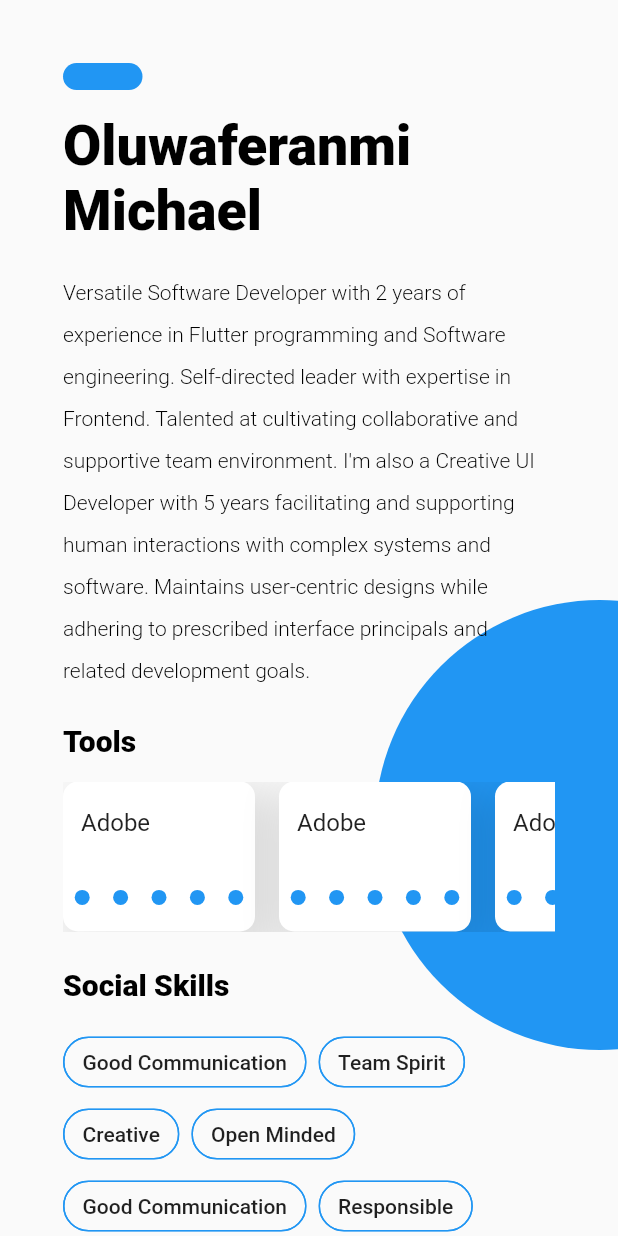
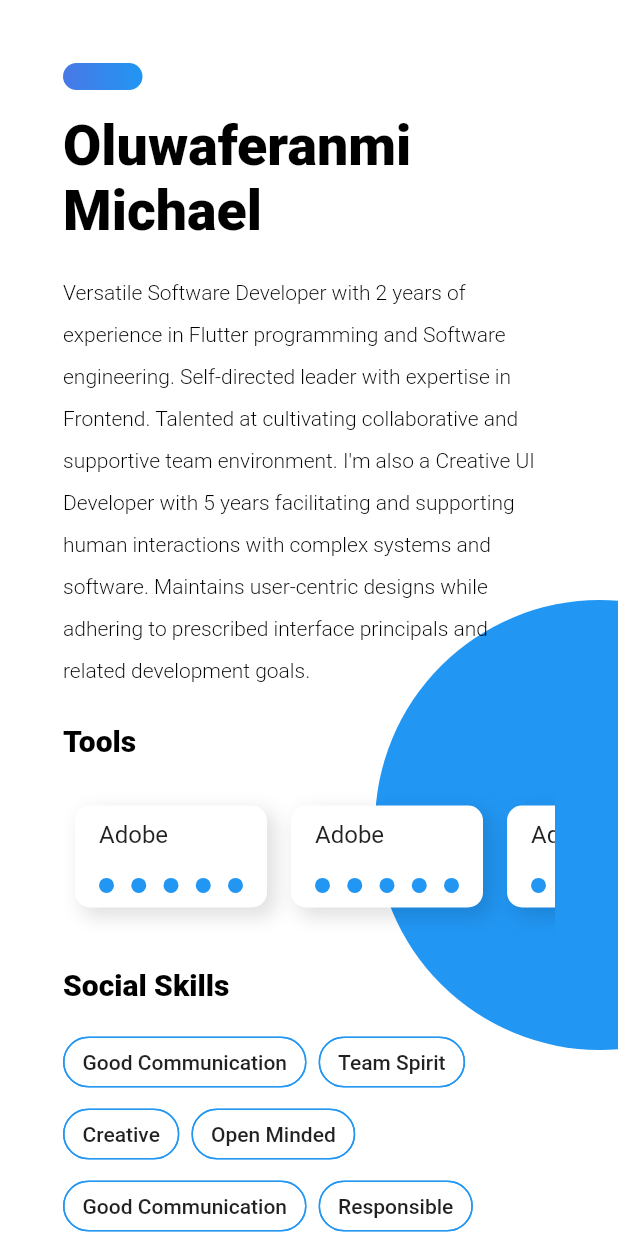
Before and after one commit to Oluwaferanmi-Michael/portfoilio, a Flutter app: the screen it shows after launch, on a phone screen of 412 x 824 dp. Run offline on Flutter 3.47's test engine with Material 2 defaults, Android fonts, the phone set to English and light mode, and no system bars.

```diff
--- a/portfolio/lib/main.dart
+++ b/portfolio/lib/main.dart
@@ -1,3 +1,5 @@
+import 'dart:ui';
+
 import 'package:flutter/material.dart';
 
 void main() {
@@ -13,6 +15,7 @@ class MyApp extends StatelessWidget {
       title: 'Portfolio',
       theme: ThemeData(
         primaryColor: Colors.blue,
+        accentColor: Color(0xFF4978E6),
         backgroundColor: Colors.white
       ),
       home: MyHomePage(),
@@ -52,6 +55,8 @@ class _MyHomePageState extends State<MyHomePage> {
   //   });
   // }
 
+
+
   List <String> tools = [
     'Adobe Xd',
     'Microsoft Office',
@@ -65,7 +70,13 @@ class _MyHomePageState extends State<MyHomePage> {
 
   @override
   Widget build(BuildContext context) {
+
+    Color bg = Theme.of(context).backgroundColor;
+    Color pc = Theme.of(context).primaryColor;
+    Color ac = Theme.of(context).accentColor;
+
     return Scaffold(
+      backgroundColor: bg,
       body: SingleChildScrollView(
         child: Stack(
           children: [
@@ -76,14 +87,14 @@ class _MyHomePageState extends State<MyHomePage> {
                     width: 300,
                     height: 300,
                     decoration: BoxDecoration(
-                      color: Theme.of(context).primaryColor,
+                      color: pc,
                       borderRadius: BorderRadius.circular(300)
                       )
                   ),
             ),
 
-            Padding(
-              padding: const EdgeInsets.all(42.0),
+            SafeArea(
+              minimum: const EdgeInsets.all(42.0),
               child: Column(
                 mainAxisSize: MainAxisSize.min,
                 mainAxisAlignment: MainAxisAlignment.start,
@@ -93,13 +104,15 @@ class _MyHomePageState extends State<MyHomePage> {
                     width: 53,
                     height: 18,
                     decoration: BoxDecoration(
-                      color: Theme.of(context).primaryColor,
+                      gradient: LinearGradient(colors: [ac, pc]),
+                      color: pc,
                       borderRadius: BorderRadius.circular(300)
                       )
                   ),
 
                   SizedBox(height: 16,),
 
+                  // Developer Brief
                   Text('Oluwaferanmi Michael',
                   style: TextStyle(
                     fontSize: 37,
@@ -119,6 +132,7 @@ class _MyHomePageState extends State<MyHomePage> {
 
                   SizedBox(height: 24,),
 
+                  // Toolset Section
                   Text('Tools',
                     style: TextStyle(
                       fontSize: 20,
@@ -130,61 +144,63 @@ class _MyHomePageState extends State<MyHomePage> {
 
                   SizedBox(
                     height: 100,
-
                     child: ListView.builder(
                     itemBuilder: (BuildContext context, int index){
                       return Padding(
-                        padding: const EdgeInsets.only(right: 16.0),
+                        padding: const EdgeInsets.symmetric(horizontal: 8, vertical: 16),
                         child: Container(
                           child: Column(
                             mainAxisAlignment: MainAxisAlignment.spaceAround,
                             crossAxisAlignment: CrossAxisAlignment.start,
                             children: [
                               Padding(
-                                padding: const EdgeInsets.only(left: 12.0),
+                                padding: const EdgeInsets.only(left: 16.0),
                                 child: Text('Adobe',
                                   style: TextStyle(
                                     fontSize: 16),),
                               ),
-                              Row(
-                                mainAxisAlignment: MainAxisAlignment.spaceAround,
+                              Padding(
+                                padding: const EdgeInsets.symmetric(horizontal: 16.0),
+                                child: Row(
+                                  mainAxisAlignment: MainAxisAlignment.spaceBetween,
                                   children: [
                                     Container(
                                       width: 10,
                                       height: 10,
                                       decoration: BoxDecoration(
-                                      color: Theme.of(context).primaryColor,
+                                        color: pc,
                                         borderRadius: BorderRadius.circular(30))
                                       ),
                                       Container(
                                       width: 10,
                                       height: 10,
                                       decoration: BoxDecoration(
-                                      color: Theme.of(context).primaryColor,
+                                        color: pc,
                                         borderRadius: BorderRadius.circular(30))
                                       ),
                                       Container(
                                       width: 10,
                                       height: 10,
                                       decoration: BoxDecoration(
-                                      color: Theme.of(context).primaryColor,
+                                        color: pc,
                                         borderRadius: BorderRadius.circular(30))
                                       ),
                                       Container(
                                       width: 10,
                                       height: 10,
                                       decoration: BoxDecoration(
-                                      color: Theme.of(context).primaryColor,
+                                        color: pc,
                                         borderRadius: BorderRadius.circular(30))
                                       ),
                                       Container(
                                       width: 10,
                                       height: 10,
                                       decoration: BoxDecoration(
-                                      color: Theme.of(context).primaryColor,
+                                        color: pc,
                                         borderRadius: BorderRadius.circular(30))
                                       ),
                                   ],
+                                ),
                               )],
                           ),
                           width: 128,
@@ -195,9 +211,9 @@ class _MyHomePageState extends State<MyHomePage> {
                             boxShadow: [
                               BoxShadow(
                                 color: Colors.black12,
-                                blurRadius: 25,
-                                spreadRadius: 5,
-                                offset: Offset(10, 10)
+                                blurRadius: 10,
+                                spreadRadius: 1,
+                                offset: Offset(5, 5)
                               )
                             ]
                           )
@@ -211,6 +227,8 @@ class _MyHomePageState extends State<MyHomePage> {
 
                   SizedBox(height: 24,),
 
+
+                  // Social Skills Section
                   Text('Social Skills',
                     style: TextStyle(
                       fontSize: 20,
@@ -224,58 +242,58 @@ class _MyHomePageState extends State<MyHomePage> {
                     children: [
                       Chip(
                         label: Text('Good Communication'),
-                        backgroundColor: Color(0x000000),
+                        backgroundColor: bg,
                         side: BorderSide(
-                          color: Theme.of(context).primaryColor,
+                          color: pc,
                           width: 1)
                         ,),
                         Chip(
                         label: Text('Team Spirit'),
-                        backgroundColor: Color(0x000000),
+                        backgroundColor: bg,
                         side: BorderSide(
-                          color: Theme.of(context).primaryColor,
+                          color: pc,
                           width: 1)
                         ,),
                         Chip(
                         label: Text('Creative'),
-                        backgroundColor: Color(0x000000),
+                        backgroundColor: bg,
                         side: BorderSide(
-                          color: Theme.of(context).primaryColor,
+                          color: pc,
                           width: 1)
                         ,),
                         Chip(
                         label: Text('Open Minded'),
-                        backgroundColor: Color(0x000000),
+                        backgroundColor: bg,
                         side: BorderSide(
-                          color: Theme.of(context).primaryColor,
+                          color: pc,
                           width: 1)
                         ,),
                         Chip(
                         label: Text('Good Communication'),
-                        backgroundColor: Color(0x000000),
+                        backgroundColor: bg,
                         side: BorderSide(
-                          color: Theme.of(context).primaryColor,
+                          color: pc,
                           width: 1)
                         ,),
                         Chip(
                         label: Text('Responsible'),
-                        backgroundColor: Color(0x000000),
+                        backgroundColor: bg,
                         side: BorderSide(
-                          color: Theme.of(context).primaryColor,
+                          color: pc,
                           width: 1)
                         ,),
                         Chip(
                         label: Text('Problem Solver'),
-                        backgroundColor: Color(0x000000),
+                        backgroundColor: bg,
                         side: BorderSide(
-                          color: Theme.of(context).primaryColor,
+                          color: pc,
                           width: 1)
                         ,),
                         Chip(
                         label: Text('Language Fluency'),
-                        backgroundColor: Color(0x000000),
+                        backgroundColor: bg,
                         side: BorderSide(
-                          color: Theme.of(context).primaryColor,
+                          color: pc,
                           width: 1)
                         ,),
                     ],
@@ -283,6 +301,7 @@ class _MyHomePageState extends State<MyHomePage> {
 
                   SizedBox(height: 24,),
 
+                  // Education Section
                   Text('Education',
                     style: TextStyle(
                       fontSize: 20,
@@ -326,9 +345,9 @@ class _MyHomePageState extends State<MyHomePage> {
                     boxShadow: [
                       BoxShadow(
                         color: Colors.black12,
-                        blurRadius: 25,
-                        spreadRadius: 5,
-                        offset: Offset(10, 10)
+                        blurRadius: 10,
+                        spreadRadius: 2,
+                        offset: Offset(5, 5)
                         )
                       ]
                     ),
@@ -336,6 +355,8 @@ class _MyHomePageState extends State<MyHomePage> {
 
                   SizedBox(height: 24,),
 
+
+                  // Industrial Section
                   Text('Industrial Experirence',
                     style: TextStyle(
                       fontSize: 20,
@@ -379,22 +400,24 @@ class _MyHomePageState extends State<MyHomePage> {
                     boxShadow: [
                       BoxShadow(
                         color: Colors.black12,
-                        blurRadius: 25,
-                        spreadRadius: 5,
-                        offset: Offset(10, 10)
+                        blurRadius: 10,
+                        spreadRadius: 2,
+                        offset: Offset(5, 5)
                         )
                       ]
                     ),
                   ),
 
+                  // Dashatar
                   Image.asset('assets/DevDashatar.png'),
 
                   SizedBox(height: 24,),
 
+                  // Final Comment
                   Center(
                     child: Text('Happy to Build',
                       style: TextStyle(
-                        color: Theme.of(context).primaryColor),),
+                        color: pc),),
                   )
 
                 ],
```
Lines whose indentation alone changed are shown as unchanged.
